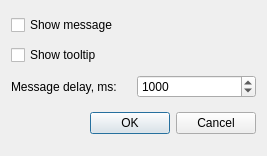
Before: the Qt Designer form src/plugins/General/statusicon/settingsdialog.ui in ksv1986/qmmp-staging, drawn with Qt 5.
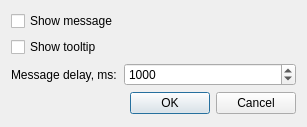
After: the same form once the commit is applied.

Commit message: using standard dialog buttons

Diff of the .ui file:
```diff
--- a/src/plugins/General/statusicon/settingsdialog.ui
+++ b/src/plugins/General/statusicon/settingsdialog.ui
@@ -6,13 +6,13 @@
     <x>0</x>
     <y>0</y>
     <width>267</width>
-    <height>156</height>
+    <height>127</height>
    </rect>
   </property>
   <property name="windowTitle" >
    <string>Status Icon Plugin Settings</string>
   </property>
-  <layout class="QGridLayout" >
+  <layout class="QGridLayout" name="gridLayout" >
    <item row="0" column="0" >
     <widget class="QCheckBox" name="messageCheckBox" >
      <property name="text" >
@@ -37,7 +37,7 @@
      </property>
     </widget>
    </item>
-   <item row="2" column="1" >
+   <item row="2" column="1" colspan="2" >
     <widget class="QSpinBox" name="messageDelaySpinBox" >
      <property name="minimum" >
       <number>100</number>
@@ -54,50 +54,24 @@
     </widget>
    </item>
    <item row="3" column="0" colspan="2" >
-    <layout class="QHBoxLayout" >
-     <property name="spacing" >
-      <number>6</number>
+    <spacer>
+     <property name="orientation" >
+      <enum>Qt::Horizontal</enum>
      </property>
-     <property name="leftMargin" >
-      <number>0</number>
+     <property name="sizeHint" stdset="0" >
+      <size>
+       <width>150</width>
+       <height>18</height>
+      </size>
      </property>
-     <property name="topMargin" >
-      <number>0</number>
+    </spacer>
+   </item>
+   <item row="3" column="2" >
+    <widget class="QDialogButtonBox" name="buttonBox" >
+     <property name="standardButtons" >
+      <set>QDialogButtonBox::Cancel|QDialogButtonBox::Ok</set>
      </property>
-     <property name="rightMargin" >
-      <number>0</number>
-     </property>
-     <property name="bottomMargin" >
-      <number>0</number>
-     </property>
-     <item>
-      <spacer>
-       <property name="orientation" >
-        <enum>Qt::Horizontal</enum>
-       </property>
-       <property name="sizeHint" >
-        <size>
-         <width>131</width>
-         <height>31</height>
-        </size>
-       </property>
-      </spacer>
-     </item>
-     <item>
-      <widget class="QPushButton" name="okButton" >
-       <property name="text" >
-        <string>OK</string>
-       </property>
-      </widget>
-     </item>
-     <item>
-      <widget class="QPushButton" name="cancelButton" >
-       <property name="text" >
-        <string>Cancel</string>
-       </property>
-      </widget>
-     </item>
-    </layout>
+    </widget>
    </item>
   </layout>
  </widget>
```
Left out of the diff: 28 changed lines with no effect on the pictures. The commit also changes 23 other files.
